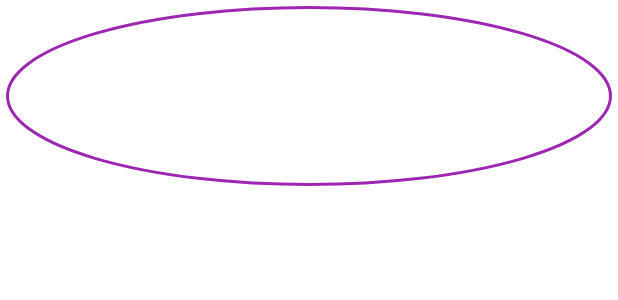
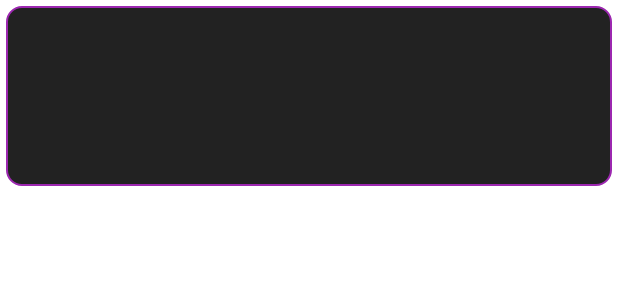
Before and after one commit to raviix46/OpenCVFilterApp, an Android app: the layout item_gallery_image.xml on its own in the app's theme, with its tools: preview values and no code run, on a phone screen of 412 x 824 dp. Shown: the top 300 px of the screen. Run offline under Robolectric (Android 15) with nearby library versions, the phone set to English and light mode, and no system bars.

Commit message:
Added in-app Gallery feature, Fullscreen viewer, and theme update

```diff
--- a/app/src/main/res/drawable/thumb_bg_circle.xml
+++ /dev/null
@@ -1,9 +0,0 @@
-<?xml version="1.0" encoding="utf-8"?>
-<shape xmlns:android="http://schemas.android.com/apk/res/android"
-    android:shape="oval">
-    <solid android:color="#FFFFFF" />
-    <stroke android:width="2dp" android:color="#9C27B0" />
-    <size android:width="80dp" android:height="80dp" />
-    <corners android:radius="50dp" />
-    <padding android:left="1dp" android:top="1dp" android:right="1dp" android:bottom="1dp" />
-</shape>
--- /dev/null
+++ b/app/src/main/res/drawable/thumb_square_bg.xml
@@ -0,0 +1,9 @@
+<?xml version="1.0" encoding="utf-8"?>
+<shape xmlns:android="http://schemas.android.com/apk/res/android"
+    android:shape="rectangle">
+
+    <solid android:color="#222222" />
+    <corners android:radius="10dp" />
+    <stroke android:color="#9C27B0" android:width="1dp" />
+
+</shape>
--- a/app/src/main/res/layout/item_gallery_image.xml
+++ b/app/src/main/res/layout/item_gallery_image.xml
@@ -9,5 +9,5 @@
         android:layout_width="match_parent"
         android:layout_height="match_parent"
         android:scaleType="centerCrop"
-        android:background="@drawable/thumb_bg_circle" />
+        android:background="@drawable/thumb_square_bg" />
 </FrameLayout>
```
Also changed, not shown: app/src/main/res/layout/activity_main.xml (+25 -24 lines).
